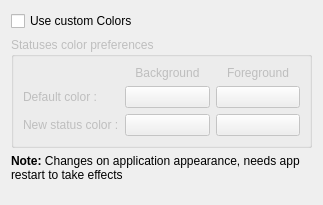
Qt form src/appears_base.ui (KDE/choqok) before a commit.
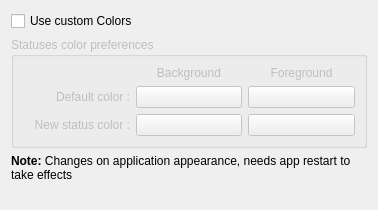
The same form after that commit. Custom widgets are drawn as their Qt base class.

Commit message: - add some layouts to the ui's to make sure they expand better when translations are used which are longer than the english. - align the labels right - some i18n fixes

Patch:
```diff
--- a/src/appears_base.ui
+++ b/src/appears_base.ui
@@ -5,22 +5,22 @@
    <rect>
     <x>0</x>
     <y>0</y>
-    <width>323</width>
-    <height>205</height>
+    <width>378</width>
+    <height>210</height>
    </rect>
   </property>
   <property name="windowTitle" >
    <string>Form</string>
   </property>
-  <layout class="QGridLayout" name="gridLayout" >
-   <item row="0" column="0" >
+  <layout class="QVBoxLayout" name="verticalLayout_2" >
+   <item>
     <widget class="QCheckBox" name="kcfg_isCustomUi" >
      <property name="text" >
       <string>Use custom Colors</string>
      </property>
     </widget>
    </item>
-   <item row="1" column="0" >
+   <item>
     <widget class="QGroupBox" name="groupBox" >
      <property name="enabled" >
       <bool>false</bool>
@@ -28,22 +28,51 @@
      <property name="title" >
       <string>Statuses color preferences</string>
      </property>
-     <layout class="QGridLayout" name="gridLayout_2" >
+     <layout class="QVBoxLayout" name="verticalLayout" >
+      <item>
+       <layout class="QGridLayout" name="gridLayout" >
+        <item row="0" column="1" >
+         <widget class="QLabel" name="label_5" >
+          <property name="text" >
+           <string>Background</string>
+          </property>
+          <property name="alignment" >
+           <set>Qt::AlignCenter</set>
+          </property>
+         </widget>
+        </item>
       <item row="1" column="0" >
        <widget class="QLabel" name="label" >
         <property name="text" >
          <string>Default color :</string>
         </property>
+          <property name="alignment" >
+           <set>Qt::AlignRight|Qt::AlignTrailing|Qt::AlignVCenter</set>
+          </property>
        </widget>
       </item>
       <item row="1" column="1" >
        <widget class="KColorButton" name="kcfg_defaultBackColor" />
       </item>
+        <item row="1" column="2" >
+         <widget class="KColorButton" name="kcfg_defaultForeColor" >
+          <property name="color" >
+           <color>
+            <red>0</red>
+            <green>0</green>
+            <blue>0</blue>
+           </color>
+          </property>
+         </widget>
+        </item>
       <item row="2" column="0" >
        <widget class="QLabel" name="label_2" >
         <property name="text" >
          <string>New status color :</string>
         </property>
+          <property name="alignment" >
+           <set>Qt::AlignRight|Qt::AlignTrailing|Qt::AlignVCenter</set>
+          </property>
        </widget>
       </item>
       <item row="2" column="1" >
@@ -57,27 +86,6 @@
         </property>
        </widget>
       </item>
-      <item row="0" column="1" >
-       <widget class="QLabel" name="label_5" >
-        <property name="text" >
-         <string>Background</string>
-        </property>
-        <property name="alignment" >
-         <set>Qt::AlignCenter</set>
-        </property>
-       </widget>
-      </item>
-      <item row="1" column="2" >
-       <widget class="KColorButton" name="kcfg_defaultForeColor" >
-        <property name="color" >
-         <color>
-          <red>0</red>
-          <green>0</green>
-          <blue>0</blue>
-         </color>
-        </property>
-       </widget>
-      </item>
       <item row="2" column="2" >
        <widget class="KColorButton" name="kcfg_newStatusForeColor" >
         <property name="color" >
@@ -100,22 +108,11 @@
        </widget>
       </item>
      </layout>
+      </item>
+     </layout>
     </widget>
    </item>
-   <item row="3" column="0" >
-    <spacer name="verticalSpacer" >
-     <property name="orientation" >
-      <enum>Qt::Vertical</enum>
-     </property>
-     <property name="sizeHint" stdset="0" >
-      <size>
-       <width>291</width>
-       <height>27</height>
-      </size>
-     </property>
-    </spacer>
-   </item>
-   <item row="2" column="0" >
+   <item>
     <widget class="QLabel" name="label_3" >
      <property name="text" >
       <string>&lt;!DOCTYPE HTML PUBLIC "-//W3C//DTD HTML 4.0//EN" "http://www.w3.org/TR/REC-html40/strict.dtd">
@@ -129,6 +126,19 @@
      </property>
     </widget>
    </item>
+   <item>
+    <spacer name="verticalSpacer" >
+     <property name="orientation" >
+      <enum>Qt::Vertical</enum>
+     </property>
+     <property name="sizeHint" stdset="0" >
+      <size>
+       <width>20</width>
+       <height>40</height>
+      </size>
+     </property>
+    </spacer>
+   </item>
   </layout>
  </widget>
  <customwidgets>
```
Lines whose indentation alone changed are shown as unchanged. The commit also changes 5 other files.
